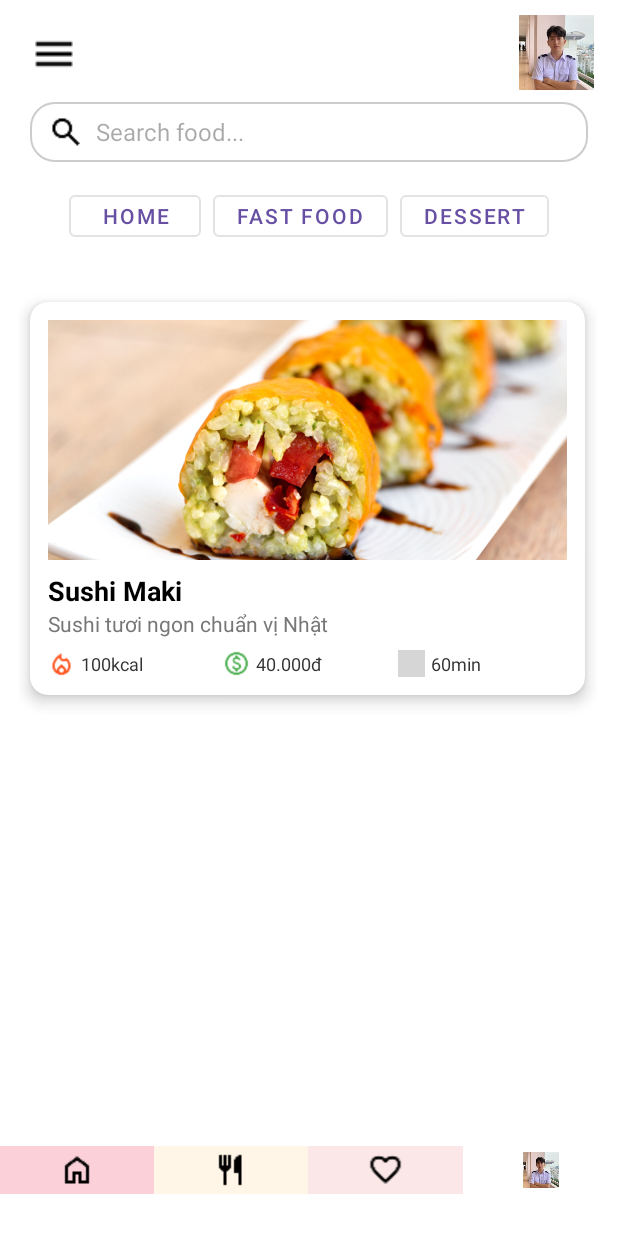
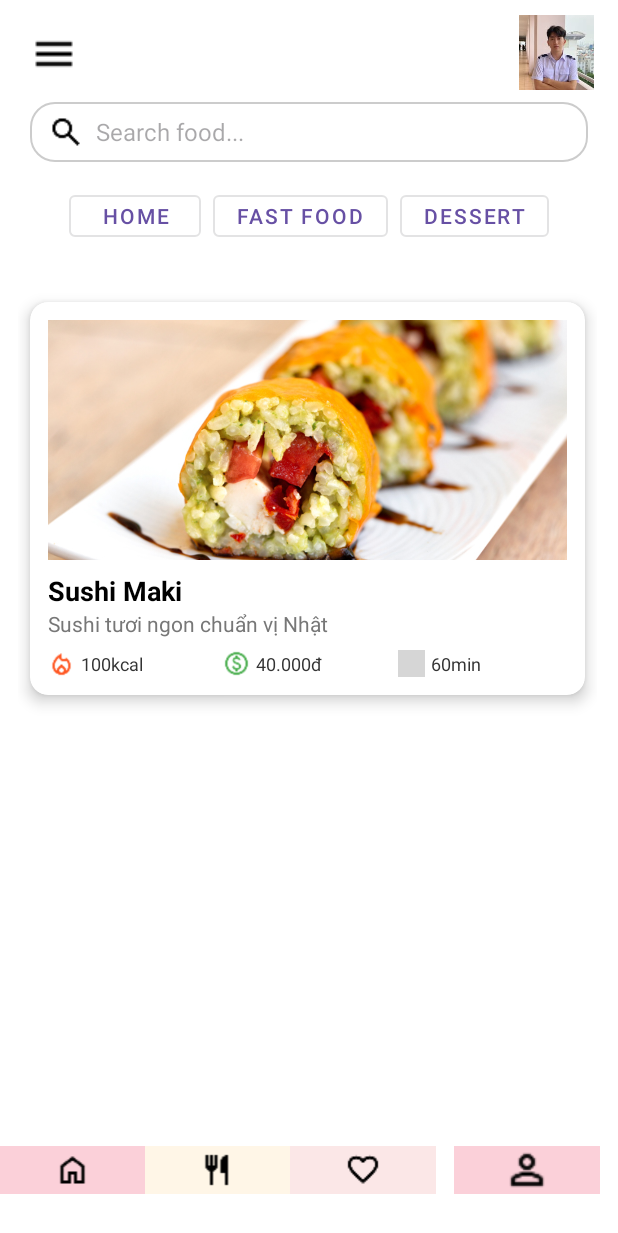
Before and after one commit to MinhPhatKZO/Mobile, an Android app: the HomeActivity screen opened directly, with no data from a screen before it, on a phone screen of 412 x 824 dp. Shown: the top 1233 px of the screen. Run offline under Robolectric (Android 15) with nearby library versions, the phone set to English and light mode, and no system bars; grey boxes are pictures that could not be loaded.

Commit message:
Initial commit

```diff
--- a/app/src/main/java/com/example/projecttng/HomeActivity.java
+++ b/app/src/main/java/com/example/projecttng/HomeActivity.java
@@ -13,6 +13,7 @@ import androidx.recyclerview.widget.LinearLayoutManager;
 import androidx.recyclerview.widget.RecyclerView;
 
 import com.google.android.material.navigation.NavigationView;
+import com.google.android.material.bottomnavigation.BottomNavigationView;
 
 import java.util.ArrayList;
 import java.util.List;
@@ -58,6 +59,16 @@ public class HomeActivity extends AppCompatActivity {
             return true;
         });
 
+        // Xử lý Bottom Navigation
+        ImageView iconProfile = findViewById(R.id.icon_profile);
+        iconProfile.setOnClickListener(new View.OnClickListener() {
+            @Override
+            public void onClick(View v) {
+                Intent intent = new Intent(HomeActivity.this, UserProfileActivity.class);
+                startActivity(intent);
+            }
+        });
+
         // Khởi tạo RecyclerView danh sách món ăn
         rvFood = findViewById(R.id.rv_food);
         foodList = new ArrayList<>();
--- a/app/src/main/res/layout/activity_home.xml
+++ b/app/src/main/res/layout/activity_home.xml
@@ -172,6 +172,8 @@
                 android:padding="4dp"
                 android:src="@drawable/ic_foodlist" />
 
+            <!-- Place this at the bottom of your layout, adjust parent as needed -->
+
             <ImageView
                 android:id="@+id/icon_cart"
                 android:layout_width="0dp"
@@ -186,11 +188,16 @@
                 android:id="@+id/icon_profile"
                 android:layout_width="0dp"
                 android:layout_height="32dp"
+                android:layout_gravity="bottom|end"
+                android:layout_margin="12dp"
                 android:layout_weight="1"
-                android:contentDescription="Profile Icon"
-                android:padding="4dp"
-                android:src="@drawable/ic_user" />
+                android:background="#FBD0D9"
+                android:clickable="true"
 
+
+                android:contentDescription="@string/profile"
+                android:focusable="true"
+                android:src="@drawable/ic_user1" />
         </LinearLayout>
 
 
--- a/app/src/main/res/values/strings.xml
+++ b/app/src/main/res/values/strings.xml
@@ -3,5 +3,6 @@
     <string name="calories_icon">Calories icon</string>
     <string name="price_icon">Price icon</string>
     <string name="time_icon">Time icon</string>
+    <string name="profile">Profile</string>
 
 </resources>
```
Also changed, not shown: app/src/main/java/com/example/projecttng/MainActivity.java (+22 -10 lines).
